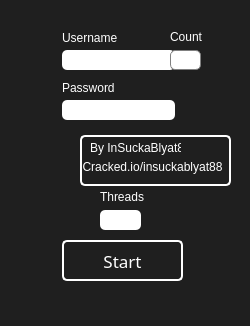
Above: gui.ui from Th3K1n91/mega_nz-Creator before the change. Below: the same form after it.
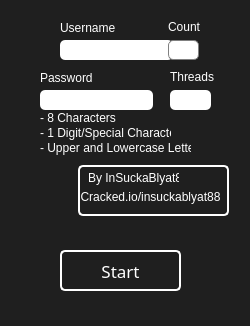
That is the form after the change. Icons and pictures are not drawn.

Commit message: password validation

Diff of the .ui file:
```diff
--- a/gui.ui
+++ b/gui.ui
@@ -36,8 +36,8 @@
   <widget class="QLineEdit" name="username">
    <property name="geometry">
     <rect>
-     <x>62</x>
-     <y>50</y>
+     <x>60</x>
+     <y>40</y>
      <width>113</width>
      <height>20</height>
     </rect>
@@ -51,8 +51,8 @@
   <widget class="QLineEdit" name="count">
    <property name="geometry">
     <rect>
-     <x>170</x>
-     <y>50</y>
+     <x>168</x>
+     <y>40</y>
      <width>31</width>
      <height>20</height>
     </rect>
@@ -67,8 +67,8 @@
   <widget class="QLabel" name="label">
    <property name="geometry">
     <rect>
-     <x>62</x>
-     <y>30</y>
+     <x>60</x>
+     <y>20</y>
      <width>61</width>
      <height>16</height>
     </rect>
@@ -80,8 +80,8 @@
   <widget class="QLabel" name="label_2">
    <property name="geometry">
     <rect>
-     <x>170</x>
-     <y>30</y>
+     <x>168</x>
+     <y>20</y>
      <width>47</width>
      <height>13</height>
     </rect>
@@ -93,8 +93,8 @@
   <widget class="QLineEdit" name="password">
    <property name="geometry">
     <rect>
-     <x>62</x>
-     <y>100</y>
+     <x>40</x>
+     <y>90</y>
      <width>113</width>
      <height>20</height>
     </rect>
@@ -108,8 +108,8 @@
   <widget class="QLabel" name="label_3">
    <property name="geometry">
     <rect>
-     <x>62</x>
-     <y>80</y>
+     <x>40</x>
+     <y>70</y>
      <width>61</width>
      <height>16</height>
     </rect>
@@ -121,8 +121,8 @@
   <widget class="QLineEdit" name="threads">
    <property name="geometry">
     <rect>
-     <x>100</x>
-     <y>210</y>
+     <x>170</x>
+     <y>90</y>
      <width>41</width>
      <height>20</height>
     </rect>
@@ -136,8 +136,8 @@
   <widget class="QPushButton" name="start">
    <property name="geometry">
     <rect>
-     <x>62</x>
-     <y>240</y>
+     <x>60</x>
+     <y>250</y>
      <width>121</width>
      <height>41</height>
     </rect>
@@ -177,8 +177,8 @@
   <widget class="QLabel" name="label_4">
    <property name="geometry">
     <rect>
-     <x>100</x>
-     <y>190</y>
+     <x>170</x>
+     <y>70</y>
      <width>47</width>
      <height>13</height>
     </rect>
@@ -190,8 +190,8 @@
   <widget class="QLabel" name="image">
    <property name="geometry">
     <rect>
-     <x>20</x>
-     <y>135</y>
+     <x>18</x>
+     <y>165</y>
      <width>51</width>
      <height>51</height>
     </rect>
@@ -209,8 +209,8 @@
   <widget class="QLabel" name="logo">
    <property name="geometry">
     <rect>
-     <x>90</x>
-     <y>140</y>
+     <x>88</x>
+     <y>170</y>
      <width>91</width>
      <height>16</height>
     </rect>
@@ -222,8 +222,8 @@
   <widget class="QFrame" name="f_promo">
    <property name="geometry">
     <rect>
-     <x>80</x>
-     <y>135</y>
+     <x>78</x>
+     <y>165</y>
      <width>151</width>
      <height>51</height>
     </rect>
@@ -243,8 +243,8 @@
   <widget class="QPushButton" name="site">
    <property name="geometry">
     <rect>
-     <x>82</x>
-     <y>155</y>
+     <x>80</x>
+     <y>185</y>
      <width>141</width>
      <height>23</height>
     </rect>
@@ -260,6 +260,45 @@
     <string>Cracked.io/insuckablyat88</string>
    </property>
   </widget>
+  <widget class="QLabel" name="label_5">
+   <property name="geometry">
+    <rect>
+     <x>40</x>
+     <y>110</y>
+     <width>131</width>
+     <height>16</height>
+    </rect>
+   </property>
+   <property name="text">
+    <string>- 8 Characters</string>
+   </property>
+  </widget>
+  <widget class="QLabel" name="label_6">
+   <property name="geometry">
+    <rect>
+     <x>40</x>
+     <y>125</y>
+     <width>131</width>
+     <height>16</height>
+    </rect>
+   </property>
+   <property name="text">
+    <string>- 1 Digit/Special Character</string>
+   </property>
+  </widget>
+  <widget class="QLabel" name="label_7">
+   <property name="geometry">
+    <rect>
+     <x>40</x>
+     <y>140</y>
+     <width>151</width>
+     <height>16</height>
+    </rect>
+   </property>
+   <property name="text">
+    <string>- Upper and Lowercase Letters</string>
+   </property>
+  </widget>
  </widget>
  <resources>
   <include location="images/resources.qrc"/>
```
The commit also changes 1 other file.
